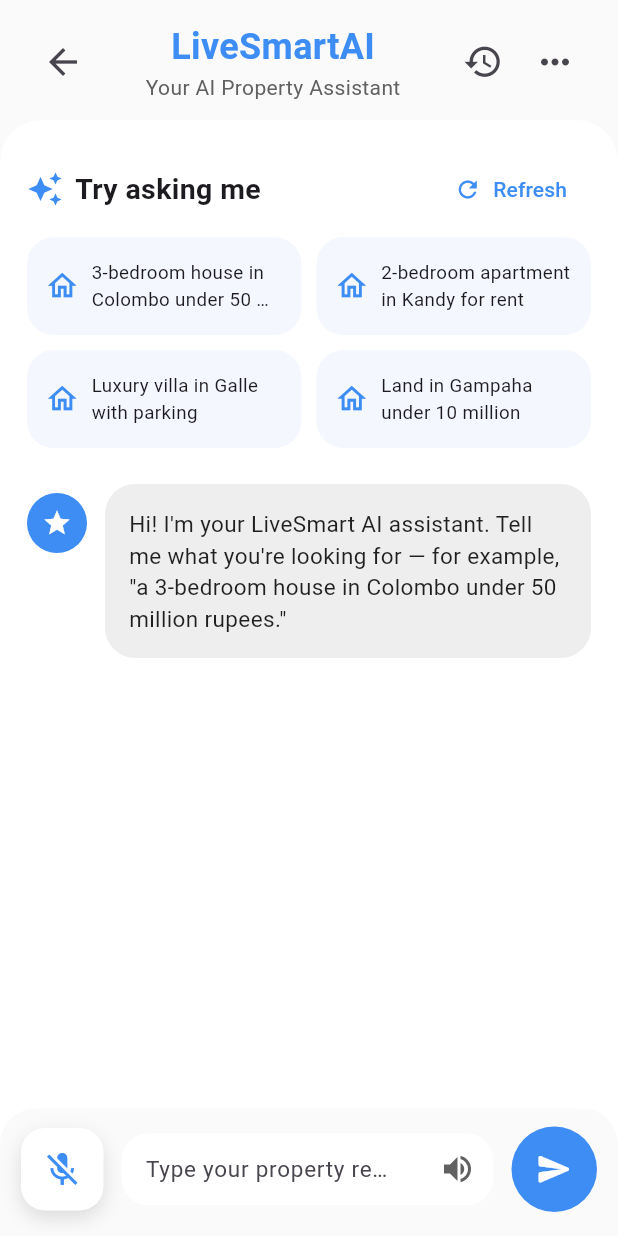
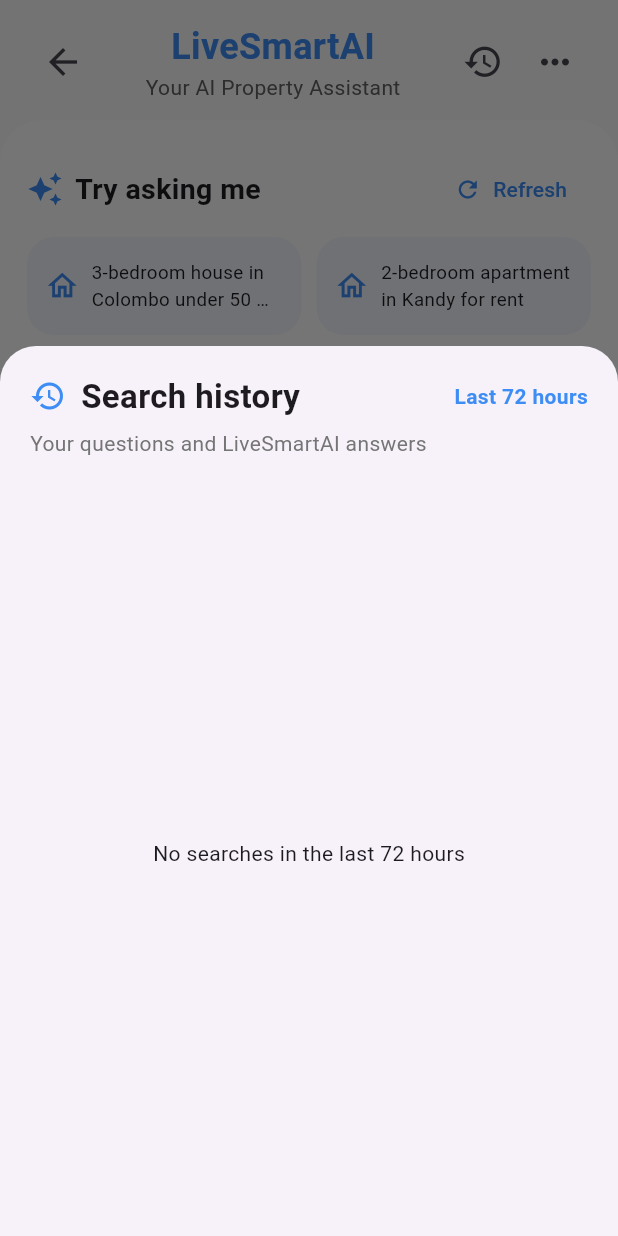
Before and after one commit to amashadahamni/livesmart, a Flutter app: the AIChatScreen screen opened directly, after a tap on the "history" icon, on a phone screen of 412 x 824 dp. Run offline on Flutter 3.47's test engine with Material 3 defaults, Android fonts, the phone set to English and light mode, and no system bars; our stand-ins replace flutter_tts, shared_preferences, speech_to_text; accounts and stored records are empty; Roboto replaces fonts that are missing (Arial).

Commit message:
Save AI search history for 72 hours

```diff
--- a/lib/main.dart
+++ b/lib/main.dart
@@ -1,5 +1,7 @@
 import 'package:flutter/material.dart';
+import 'dart:convert';
 import 'package:flutter_tts/flutter_tts.dart';
+import 'package:shared_preferences/shared_preferences.dart';
 import 'package:speech_to_text/speech_to_text.dart' as stt;
 import 'package:url_launcher/url_launcher.dart';
 import 'data/property_data.dart';
@@ -1050,6 +1052,8 @@
 }
 
 class _AIChatScreenState extends State<AIChatScreen> {
+  static const _historyKey = 'livesmart_ai_search_history';
+  static const _historyRetention = Duration(hours: 72);
   final TextEditingController _messageController = TextEditingController();
   final stt.SpeechToText _speech = stt.SpeechToText();
   final FlutterTts _flutterTts = FlutterTts();
@@ -1068,12 +1072,108 @@
       'text': 'Hi! I\'m your LiveSmart AI assistant. Tell me what you\'re looking for — for example, "a 3-bedroom house in Colombo under 50 million rupees."'
     }
   ];
+  List<Map<String, dynamic>> _searchHistory = [];
 
   @override
   void initState() {
     super.initState();
+    _loadSearchHistory();
     _initSpeech();
     _initTts();
+  }
+
+  Future<void> _loadSearchHistory() async {
+    final preferences = await SharedPreferences.getInstance();
+    final storedHistory = preferences.getStringList(_historyKey) ?? [];
+    final now = DateTime.now();
+    final freshHistory = storedHistory
+        .map((entry) => jsonDecode(entry) as Map<String, dynamic>)
+        .where((entry) {
+          final timestamp = DateTime.tryParse(entry['timestamp'] as String? ?? '');
+          return timestamp != null && now.difference(timestamp) <= _historyRetention;
+        })
+        .toList();
+    _searchHistory = freshHistory;
+    await preferences.setStringList(
+      _historyKey,
+      freshHistory.map(jsonEncode).toList(),
+    );
+    if (mounted) setState(() {});
+  }
+
+  Future<void> _saveSearchHistory(String question, String answer) async {
+    final now = DateTime.now();
+    _searchHistory = [
+      {
+        'timestamp': now.toIso8601String(),
+        'question': question,
+        'answer': answer,
+      },
+      ..._searchHistory,
+    ].where((entry) {
+      final timestamp = DateTime.tryParse(entry['timestamp'] as String? ?? '');
+      return timestamp != null && now.difference(timestamp) <= _historyRetention;
+    }).toList();
+    final preferences = await SharedPreferences.getInstance();
+    await preferences.setStringList(
+      _historyKey,
+      _searchHistory.map(jsonEncode).toList(),
+    );
+    if (mounted) setState(() {});
+  }
+
+  void _showSearchHistory() {
+    showModalBottomSheet<void>(
+      context: context,
+      isScrollControlled: true,
+      shape: RoundedRectangleBorder(borderRadius: BorderRadius.vertical(top: Radius.circular(24))),
+      builder: (context) => SafeArea(
+        child: SizedBox(
+          height: MediaQuery.of(context).size.height * 0.72,
+          child: Padding(
+            padding: EdgeInsets.fromLTRB(20, 18, 20, 8),
+            child: Column(
+              crossAxisAlignment: CrossAxisAlignment.start,
+              children: [
+                Row(children: [
+                  Icon(Icons.history, color: lightBlue),
+                  SizedBox(width: 10),
+                  Text('Search history', style: TextStyle(fontSize: 22, fontWeight: FontWeight.bold)),
+                  Spacer(),
+                  Text('Last 72 hours', style: TextStyle(color: lightBlue, fontWeight: FontWeight.w600)),
+                ]),
+                SizedBox(height: 6),
+                Text('Your questions and LiveSmartAI answers', style: TextStyle(color: Colors.grey[600])),
+                SizedBox(height: 16),
+                Expanded(
+                  child: _searchHistory.isEmpty
+                      ? Center(child: Text('No searches in the last 72 hours'))
+                      : ListView.separated(
+                          itemCount: _searchHistory.length,
+                          separatorBuilder: (_, __) => Divider(height: 24),
+                          itemBuilder: (context, index) {
+                            final entry = _searchHistory[index];
+                            return Column(
+                              crossAxisAlignment: CrossAxisAlignment.start,
+                              children: [
+                                Text('You', style: TextStyle(color: lightBlue, fontWeight: FontWeight.bold)),
+                                SizedBox(height: 4),
+                                Text(entry['question'] as String, style: TextStyle(fontSize: 16)),
+                                SizedBox(height: 10),
+                                Text('LiveSmartAI', style: TextStyle(color: lightBlue, fontWeight: FontWeight.bold)),
+                                SizedBox(height: 4),
+                                Text(entry['answer'] as String, style: TextStyle(fontSize: 15, color: Colors.grey[700])),
+                              ],
+                            );
+                          },
+                        ),
+                ),
+              ],
+            ),
+          ),
+        ),
+      ),
+    );
   }
 
   Future<void> _initSpeech() async {
@@ -1120,6 +1220,7 @@
         _messages.add({'sender': 'assistant', 'text': response['message']!});
         _assistantProperties = response['properties']!;
       });
+      _saveSearchHistory(text, response['message']!);
       _speak(response['message']!);
     });
   }
@@ -1227,7 +1328,7 @@
                       ],
                     ),
                   ),
-                  IconButton(tooltip: 'Search history', onPressed: () {}, icon: Icon(Icons.history, size: 27)),
+                  IconButton(tooltip: 'Search history', onPressed: _showSearchHistory, icon: Icon(Icons.history, size: 27)),
                   IconButton(tooltip: 'More options', onPressed: () {}, icon: Icon(Icons.more_horiz, size: 28)),
                 ],
               ),
--- a/pubspec.yaml
+++ b/pubspec.yaml
@@ -39,6 +39,7 @@
   # Use with the CupertinoIcons class for iOS style icons.
   cupertino_icons: ^1.0.8
   url_launcher: ^6.3.2
+  shared_preferences: ^2.5.3
 
 dev_dependencies:
   flutter_test:
```
Also changed, not shown: pubspec.lock.
